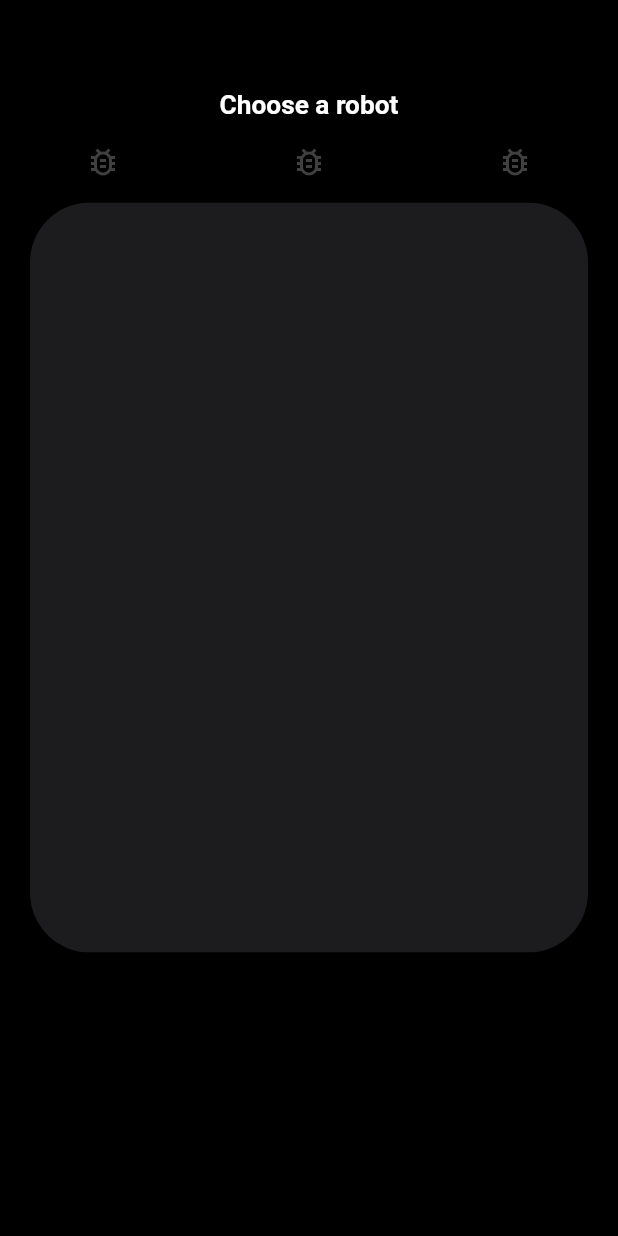
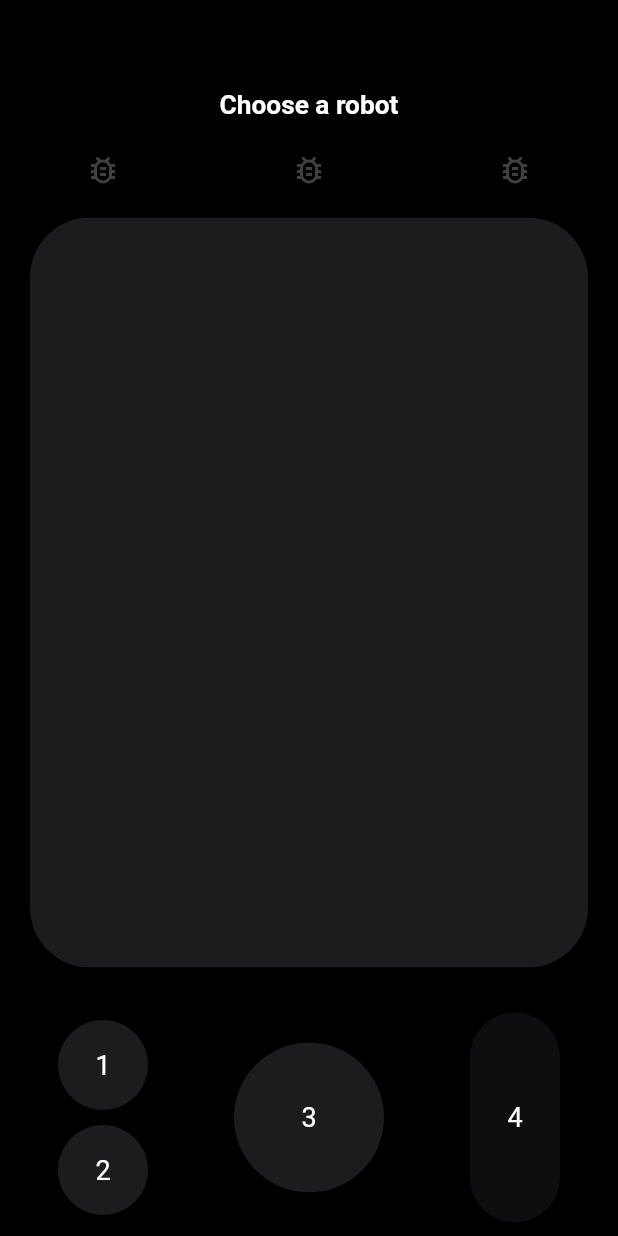
Before and after one commit to VTIvanov20/remote, a Flutter app: the screen it shows after launch, on a phone screen of 412 x 824 dp. Run offline on Flutter 3.47's test engine with Material 2 defaults, Android fonts, the phone set to English and light mode, and no system bars; Roboto replaces fonts that are missing (Montserrat).

Commit message:
Finish UI skeleton  * Create button_layout.dart

```diff
--- /dev/null
+++ b/app/lib/button_layout.dart
@@ -0,0 +1,94 @@
+import 'package:flutter/material.dart';
+
+class ButtonLayout extends StatelessWidget {
+  const ButtonLayout({super.key});
+
+  @override
+  Widget build(BuildContext context) {
+    return Padding(
+      padding: const EdgeInsets.only(top: 30, left: 20, right: 20),
+      child: Row(
+        mainAxisAlignment: MainAxisAlignment.spaceEvenly,
+        children: [
+          Column(
+            crossAxisAlignment: CrossAxisAlignment.start,
+            children: [
+              ClipRRect(
+                borderRadius: BorderRadius.circular(100),
+                child: Container(
+                  width: 60,
+                  height: 60,
+                  color: const Color(0xFF1C1C1E),
+                  child: const Center(
+                    child: Text(
+                      '1',
+                      style: TextStyle(fontSize: 18, color: Colors.white),
+                    ),
+                  ),
+                ),
+              ),
+              const SizedBox(height: 10),
+              ClipRRect(
+                borderRadius: BorderRadius.circular(100),
+                child: Container(
+                  width: 60,
+                  height: 60,
+                  color: const Color(0xFF1C1C1E),
+                  child: const Center(
+                    child: Text(
+                      '2',
+                      style: TextStyle(fontSize: 18, color: Colors.white),
+                    ),
+                  ),
+                ),
+              ),
+            ],
+          ),
+
+          const SizedBox(width: 20), // Add spacing between the row and column
+          Flexible(
+            child: Column(
+              children: [
+                ClipRRect(
+                  borderRadius: BorderRadius.circular(100),
+                  child: Container(
+                    width: 100,
+                    height: 100,
+                    color: const Color(0xFF1C1C1E),
+                    child: const Center(
+                      child: Text(
+                        '3',
+                        style: TextStyle(fontSize: 18, color: Colors.white),
+                      ),
+                    ),
+                  ),
+                ),
+              ],
+            ),
+          ),
+          const SizedBox(width: 20), // Add spacing between the row and column
+          Flexible(
+            child: Column(
+              children: [
+                ClipRRect(
+                  borderRadius: BorderRadius.circular(100),
+                  child: Container(
+                    width: 60,
+                    height: 140,
+                    color: const Color(0xFF0E0E10),
+                    child: const Center(
+                      child: Text(
+                        '4',
+                        style: TextStyle(fontSize: 18, color: Colors.white),
+                      ),
+                    ),
+                  ),
+                ),
+              ],
+            ),
+          ),
+        ],
+      ),
+    );
+  }
+}
--- a/app/lib/main.dart
+++ b/app/lib/main.dart
@@ -2,6 +2,7 @@ import 'package:flutter/material.dart';
 import 'package:movie_app/square.dart';
 import 'package:movie_app/track_pad.dart';
 import 'package:movie_app/options.dart';
+import 'package:movie_app/button_layout.dart';
 import 'package:movie_app/bottom_nav_widget.dart';
 
 void main() => runApp(const ArmController());
@@ -46,6 +47,7 @@ class AppContents extends StatelessWidget {
         ),
         OptionBar(),
         TrackPad(),
+        ButtonLayout(),
       ],
     );
   }
--- a/app/lib/options.dart
+++ b/app/lib/options.dart
@@ -8,7 +8,7 @@ class OptionBar extends StatelessWidget {
   @override
   Widget build(BuildContext context) {
     return Padding(
-      padding: const EdgeInsets.symmetric(vertical: 15),
+      padding: const EdgeInsets.symmetric(vertical: 20),
       child: Row(
         children: const <Widget>[
           Expanded(
```
